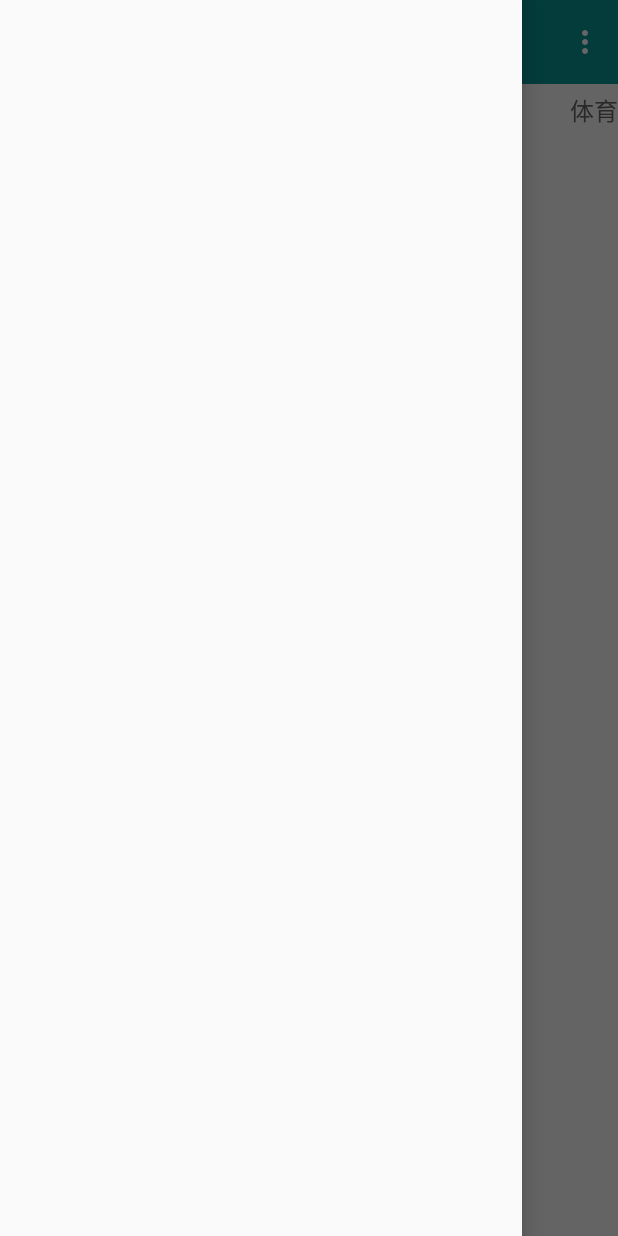
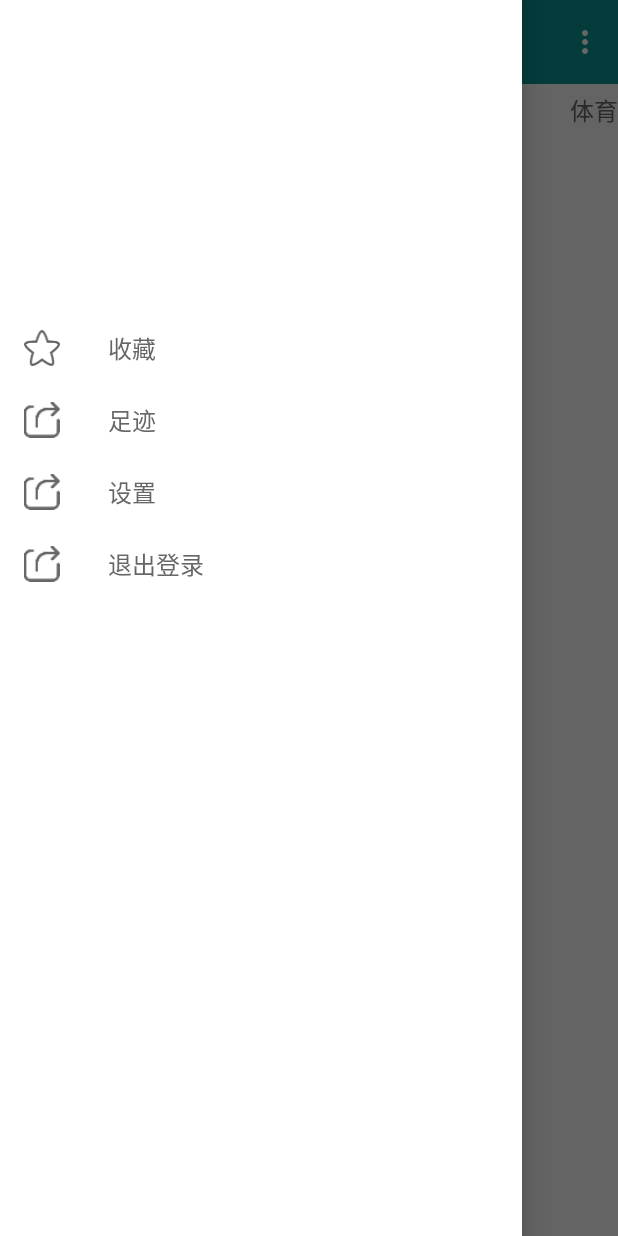
Before and after one commit to hongyunwu/NewsBeat, an Android app: the screen it shows after launch (MainActivity), with the side drawer open, on a phone screen of 412 x 824 dp. Run offline under Robolectric (Android 15) with nearby library versions, the light colour scheme and no system bars; our stand-ins replace ButterKnife, EventBus; libraries missing offline, so code that uses them is left out: com.squareup.leakcanary, com.tencent.bugly, com.tencent.smtt, retrofit2.adapter.rxjava, rx.android.schedulers and 1 more; 10 statements that could not run were skipped.

Commit message:
add navi-menu

```diff
--- a/app/src/main/java/com/why/newsbeat/ui/detail/NewsDetailActivity.java
+++ b/app/src/main/java/com/why/newsbeat/ui/detail/NewsDetailActivity.java
@@ -58,6 +58,8 @@ public class NewsDetailActivity extends BaseActivity<NewsDetailViewHolder> imple
 	protected void dealIntent() {
 
 		detailApi = getIntent().getParcelableExtra("news");
+		viewHolder.author_name.setText(detailApi.getAuthor_name());
+		viewHolder.date.setText(detailApi.getDate());
 	}
 
 	@Override
--- a/app/src/main/java/com/why/newsbeat/ui/detail/NewsDetailViewHolder.java
+++ b/app/src/main/java/com/why/newsbeat/ui/detail/NewsDetailViewHolder.java
@@ -4,6 +4,7 @@ import android.support.v7.widget.Toolbar;
 import android.view.View;
 import android.widget.Button;
 import android.widget.ProgressBar;
+import android.widget.TextView;
 
 import com.tencent.smtt.sdk.WebView;
 import com.why.base.ui.BaseHolder;
@@ -26,6 +27,10 @@ public class NewsDetailViewHolder extends BaseHolder{
 	ProgressBar progress;
 	@BindView(R.id.news_detail)
 	WebView news_detail;
+	@BindView(R.id.author_name)
+	TextView author_name;
+	@BindView(R.id.date)
+	TextView date;
 	/**
 	 * 此处使用butterKnife进行了view绑定操作
 	 *
--- /dev/null
+++ b/app/src/main/res/drawable/navi_item_selector.xml
@@ -0,0 +1,5 @@
+<?xml version="1.0" encoding="utf-8"?>
+<selector xmlns:android="http://schemas.android.com/apk/res/android">
+    <item android:drawable="@color/color_white" android:state_pressed="false"/>
+    <item android:drawable="@color/line_color" android:state_pressed="true"/>
+</selector>
--- /dev/null
+++ b/app/src/main/res/layout/navi_header.xml
@@ -0,0 +1,7 @@
+<?xml version="1.0" encoding="utf-8"?>
+<LinearLayout xmlns:android="http://schemas.android.com/apk/res/android"
+              android:orientation="vertical"
+              android:layout_width="match_parent"
+              android:layout_height="200dp">
+
+</LinearLayout>
--- a/app/src/main/res/layout/navigation_view.xml
+++ b/app/src/main/res/layout/navigation_view.xml
@@ -1,9 +1,16 @@
 <?xml version="1.0" encoding="utf-8"?>
 <android.support.design.widget.NavigationView
     xmlns:android="http://schemas.android.com/apk/res/android"
+    xmlns:app="http://schemas.android.com/apk/res-auto"
     android:layout_width="match_parent"
     android:layout_height="match_parent"
     android:layout_gravity="start"
+    android:background="@color/color_white"
+    app:headerLayout="@layout/navi_header"
+    app:itemBackground="@drawable/navi_item_selector"
+    app:itemTextColor="@color/tab_text_color"
+    app:menu="@menu/navi_menu"
+    app:theme="@style/menu_item_style"
     >
 
 </android.support.design.widget.NavigationView>
--- /dev/null
+++ b/app/src/main/res/menu/navi_menu.xml
@@ -0,0 +1,20 @@
+<?xml version="1.0" encoding="utf-8"?>
+<menu xmlns:android="http://schemas.android.com/apk/res/android">
+
+    <item android:id="@+id/collections"
+          android:icon="@drawable/collect"
+          android:title="@string/collect"/>
+
+    <item android:title="@string/history"
+          android:id="@+id/history"
+          android:icon="@drawable/share"/>
+
+
+    <item android:title="@string/settings"
+          android:id="@+id/settings"
+          android:icon="@drawable/share"/>
+
+    <item android:title="@string/logout"
+          android:id="@+id/logout"
+          android:icon="@drawable/share"/>
+</menu>
--- a/app/src/main/res/values/strings.xml
+++ b/app/src/main/res/values/strings.xml
@@ -9,4 +9,8 @@
     <string name="collect">收藏</string>
     <string name="message">消息</string>
     <string name="send">发送</string>
+    <string name="settings">设置</string>
+    <string name="history">足迹</string>
+    <string name="exit">退出</string>
+    <string name="logout">退出登录</string>
 </resources>
--- a/app/src/main/res/values/styles.xml
+++ b/app/src/main/res/values/styles.xml
@@ -74,4 +74,11 @@
         <item name="android:windowIsFloating">true</item>
         <item name="android:windowContentOverlay">@null</item>
     </style>
+
+    <style name="menu_item_style">
+        <item name="android:textColor">@color/normal_txt_color</item>
+        <item name="android:textSize">@dimen/tab_text_size</item>
+    </style>
+
+    <color name="normal_txt_color">#222</color>
 </resources>
```
